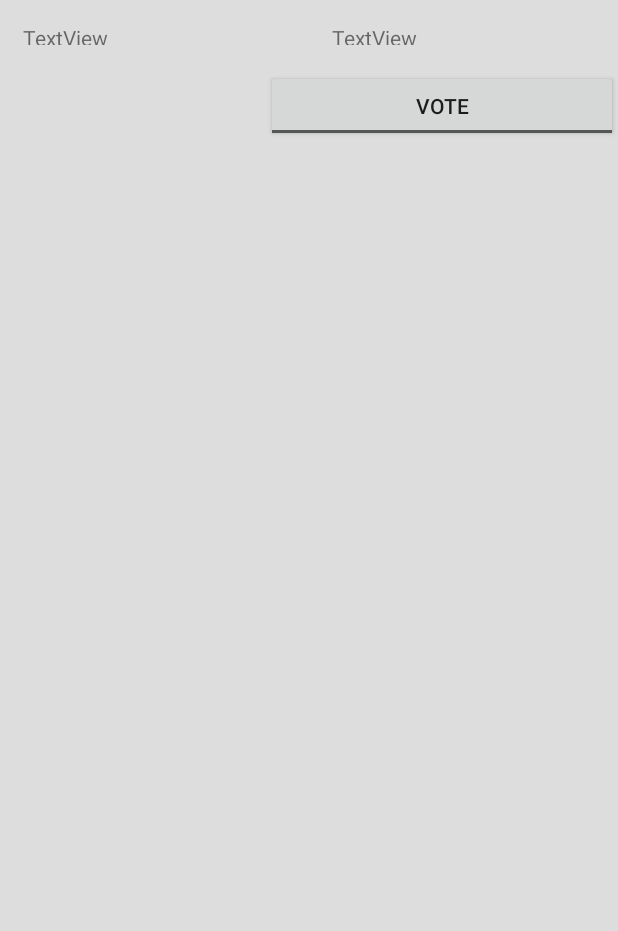
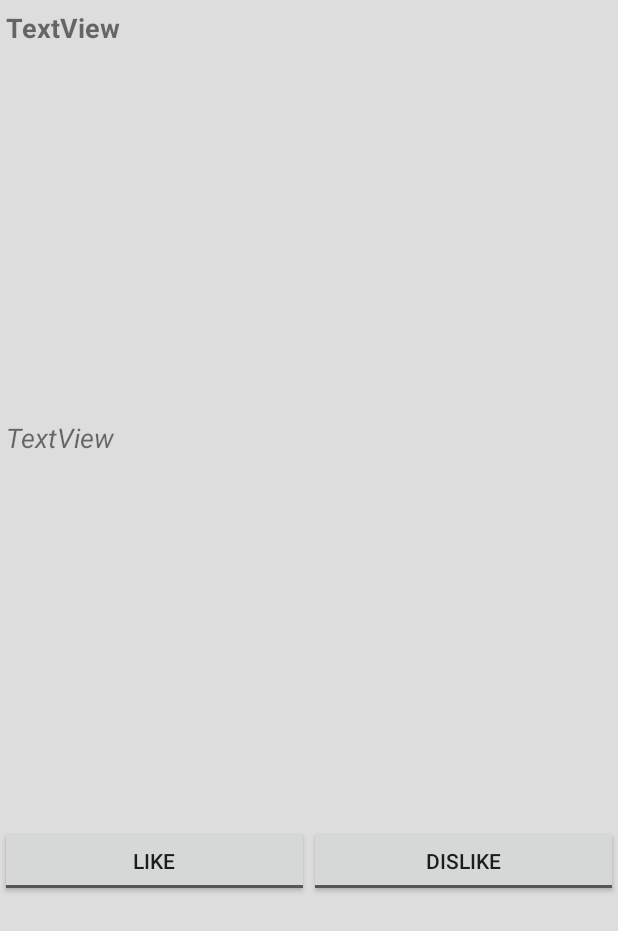
Before and after one commit to bkyras/mobilec17, an Android app: the layout post_in_feed_view.xml on its own in the app's theme, with its tools: preview values and no code run, on a phone screen of 412 x 824 dp. Shown: the top 931 px of the screen. Run offline under Robolectric (Android 15) with nearby library versions, the phone set to English and light mode, and no system bars.

Commit message:
added the votes to database

```diff
--- a/FeedMe/app/src/main/res/layout/post_in_feed_view.xml
+++ b/FeedMe/app/src/main/res/layout/post_in_feed_view.xml
@@ -1,24 +1,20 @@
 <?xml version="1.0" encoding="utf-8"?>
-<LinearLayout xmlns:android="http://schemas.android.com/apk/res/android"
+<FrameLayout xmlns:android="http://schemas.android.com/apk/res/android"
     android:orientation="vertical" android:layout_width="match_parent"
     android:layout_height="match_parent"
     android:minHeight="86dp"
     android:background="#DDDDDD">
 
     <LinearLayout
+        android:orientation="vertical"
+        android:layout_width="match_parent"
+        android:layout_height="match_parent">
+
+        <LinearLayout
             android:orientation="horizontal"
             android:layout_width="match_parent"
-        android:layout_height="wrap_content"
+            android:layout_height="match_parent"
             android:layout_weight=".2">
-
-        <TextView
-            android:text="TextView"
-            android:layout_width="wrap_content"
-            android:layout_height="wrap_content"
-            android:id="@+id/eventNameID"
-            android:layout_weight="1"
-            android:padding="15dp"
-            android:minHeight="90dp" />
 
             <TextView
                 android:text="TextView"
@@ -26,8 +22,19 @@
                 android:layout_height="wrap_content"
                 android:id="@+id/foodTypeID"
                 android:layout_weight="1"
-            android:padding="15dp"
-            android:minHeight="90dp" />
+                android:padding="4dp"
+                android:textSize="18sp"
+                android:textStyle="normal|bold" />
+
+            <TextView
+                android:layout_width="wrap_content"
+                android:layout_height="wrap_content"
+                android:id="@+id/upvotesID"
+                android:padding="6dp"
+                android:layout_weight="1"
+                android:textStyle="normal|bold"
+                android:textSize="18sp"
+                android:textAlignment="textEnd" />
 
         </LinearLayout>
 
@@ -38,21 +45,44 @@
             android:layout_weight=".2">
 
             <TextView
+                android:text="TextView"
                 android:layout_width="wrap_content"
                 android:layout_height="wrap_content"
-            android:id="@+id/upvotesID"
-            android:padding="15dp"
-            android:layout_weight="1" />
+                android:id="@+id/eventNameID"
+                android:layout_weight="1"
+                android:padding="4dp"
+                android:textSize="18sp"
+                android:textStyle="normal|italic" />
+        </LinearLayout>
+
+        <LinearLayout
+            android:orientation="horizontal"
+            android:layout_width="match_parent"
+            android:layout_height="match_parent"
+            android:layout_weight=".2">
 
             <ToggleButton
                 android:text="ToggleButton"
                 android:layout_width="wrap_content"
                 android:layout_height="wrap_content"
-            android:id="@+id/vote_btn"
+                android:id="@+id/upvote_btn"
                 android:layout_weight="1"
-            android:textOff="VOTE"
+                android:textOff="LIKE"
                 android:textOn="LIKED!"
-            android:focusable="false" />
+                android:focusable="false"
+                android:checked="false" />
+            <ToggleButton
+                android:text="ToggleButton"
+                android:layout_width="wrap_content"
+                android:layout_height="wrap_content"
+                android:id="@+id/downvote_btn"
+                android:layout_weight="1"
+                android:textOff="DISLIKE"
+                android:textOn="DISLIKED!"
+                android:focusable="false"
+                android:checked="false" />
         </LinearLayout>
 
     </LinearLayout>
+
+</FrameLayout>
```
Also changed, not shown: FeedMe/app/src/main/java/com/example/rgb/feedme/PostAdapter.java (+50 -7 lines), FeedMe/app/src/main/java/com/example/rgb/feedme/Tab1.java (+14 -6 lines), FeedMe/app/src/main/java/com/example/rgb/feedme/Tab2.java (+8 -1 lines). Lines whose indentation alone changed are shown as unchanged.
